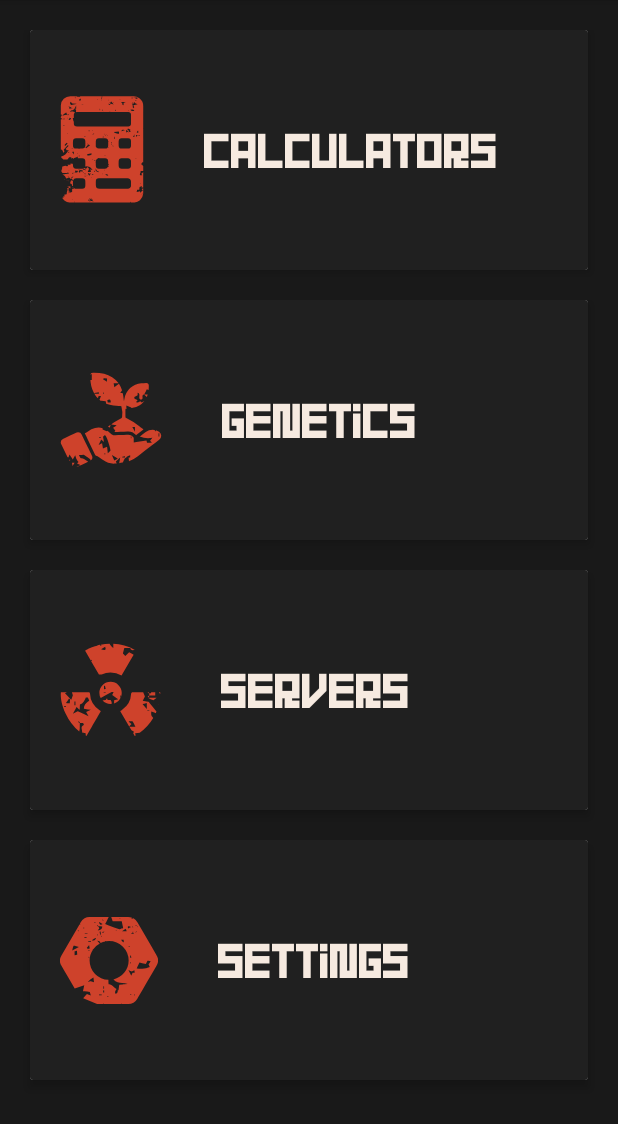
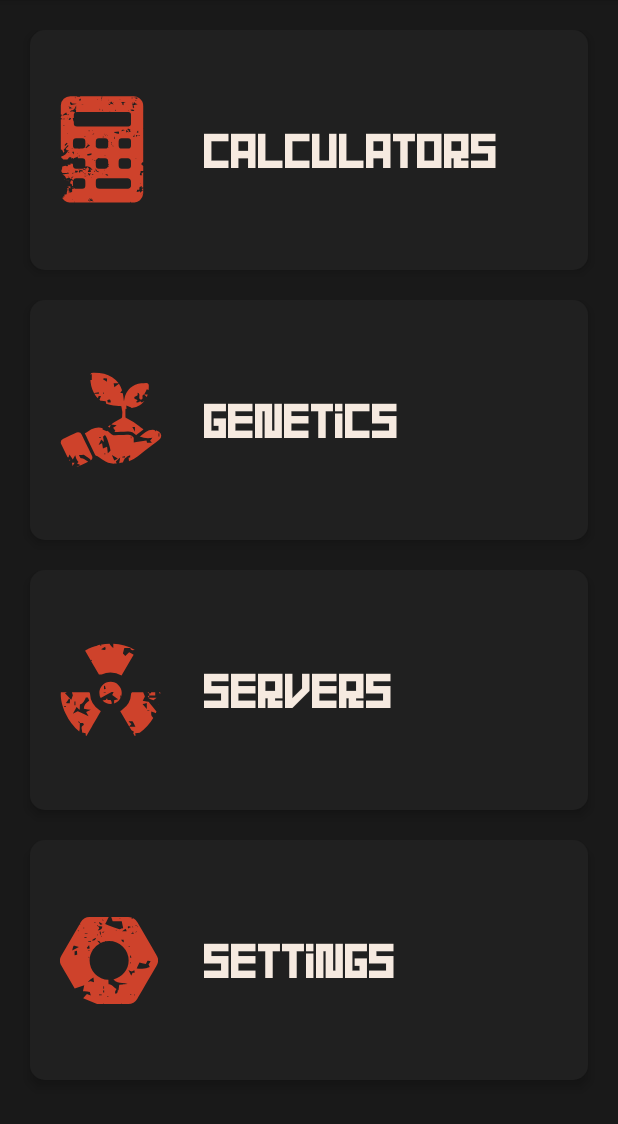
Before and after one commit to Cuyer/RustHub, an Android app: the screen it shows after launch (CoreActivity), on a phone screen of 412 x 824 dp, the part 112-1236 px from its top. Run offline under Robolectric (Android 15) with nearby library versions, the phone set to English and light mode, and no system bars; our stand-ins replace Dagger/Hilt's generated code, Room's generated code.

Commit message:
Small fixes of dashboard_list_recyclerview.xml, rouded corners of the cardview

```diff
--- a/app/src/main/res/layout/dashboard_list_recyclerview.xml
+++ b/app/src/main/res/layout/dashboard_list_recyclerview.xml
@@ -15,6 +15,8 @@
         android:shadowDx="-4"
         android:shadowDy="-4"
         app:cardElevation="4dp"
+        app:cardCornerRadius="10dp"
+        app:cardBackgroundColor="@android:color/transparent"
         app:layout_constraintBottom_toBottomOf="parent"
         app:layout_constraintEnd_toEndOf="parent"
         app:layout_constraintStart_toStartOf="parent"
@@ -30,26 +32,32 @@
                 android:layout_width="wrap_content"
                 android:layout_height="wrap_content"
                 android:layout_marginStart="20dp"
+                android:contentDescription="@string/description_dashboard_list_recyclerview"
                 app:layout_constraintBottom_toBottomOf="parent"
                 app:layout_constraintStart_toStartOf="parent"
                 app:layout_constraintTop_toTopOf="parent"
-                tools:srcCompat="@tools:sample/avatars"
-                android:contentDescription="@string/description_dashboard_list_recyclerview" />
+                tools:srcCompat="@drawable/ic_calculators_tab" />
 
             <TextView
                 android:id="@+id/DashboardListTextView"
                 android:layout_width="wrap_content"
                 android:layout_height="wrap_content"
-                android:layout_marginStart="40dp"
                 android:fontFamily="@font/rust_font"
+                android:textColor="@color/text_night"
                 android:textSize="26sp"
-                android:textColor="@color/text_night"
                 app:layout_constraintBottom_toBottomOf="parent"
                 app:layout_constraintEnd_toEndOf="parent"
                 app:layout_constraintHorizontal_bias="0.0"
-                app:layout_constraintStart_toEndOf="@+id/DashboardListImageView"
+                app:layout_constraintStart_toStartOf="@+id/guideline2"
                 app:layout_constraintTop_toTopOf="parent"
-                app:layout_constraintVertical_bias="0.504" />
+                app:layout_constraintVertical_bias="0.503" />
+
+            <androidx.constraintlayout.widget.Guideline
+                android:id="@+id/guideline2"
+                android:layout_width="wrap_content"
+                android:layout_height="wrap_content"
+                android:orientation="vertical"
+                app:layout_constraintGuide_begin="116dp" />
         </androidx.constraintlayout.widget.ConstraintLayout>
     </androidx.cardview.widget.CardView>
 </androidx.constraintlayout.widget.ConstraintLayout>
```
